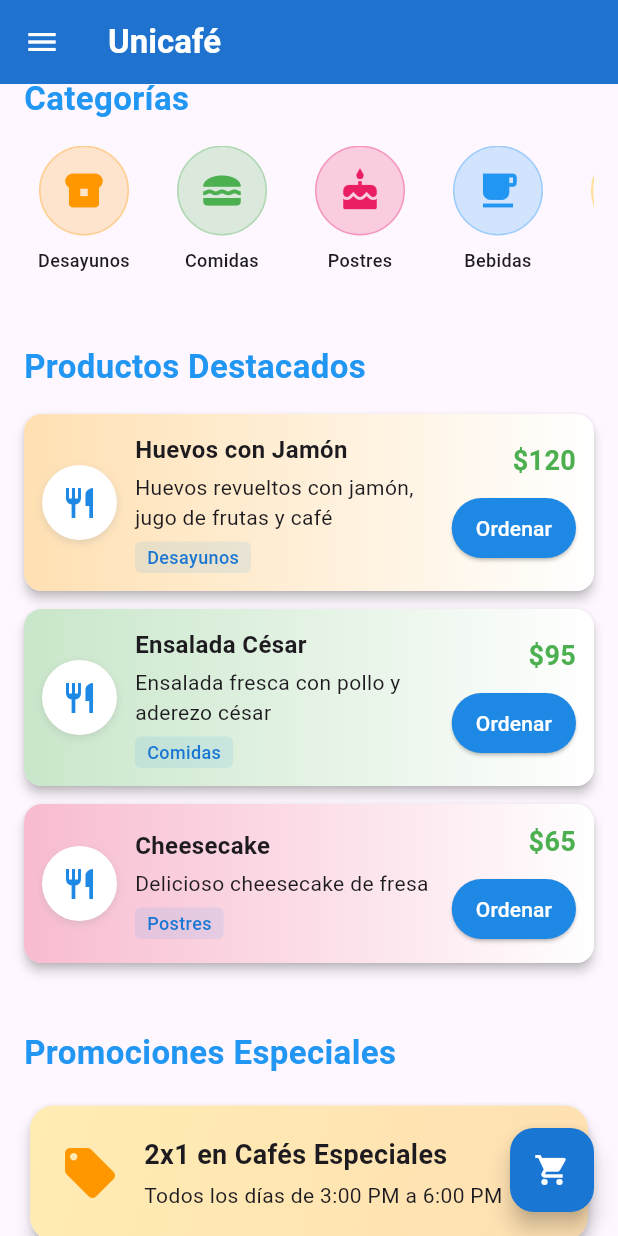
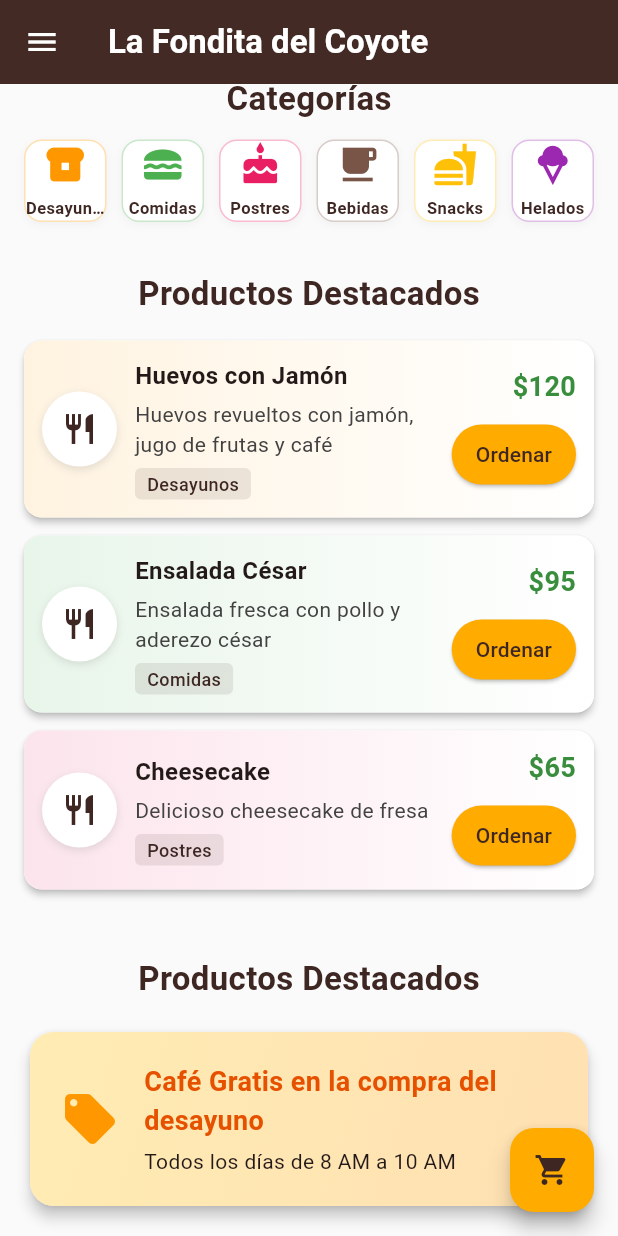
Before and after one commit to BorbonPalomaresJesusArmando4-2/unicafe, a Flutter app: the screen it shows after launch, scrolled down 254 dp, on a phone screen of 412 x 824 dp. Run offline on Flutter 3.47's test engine with Material 3 defaults, Android fonts, the light colour scheme and no system bars.

Commit message:
update color pallet and change category on home.dart

```diff
--- a/unicafe/lib/main.dart
+++ b/unicafe/lib/main.dart
@@ -21,11 +21,21 @@ class MyApp extends StatelessWidget {
   Widget build(BuildContext context) {
     return MaterialApp(
       title: "Unicafé",
-      theme: ThemeData(
-        primarySwatch: Colors.blue,
-        visualDensity: VisualDensity.adaptivePlatformDensity,
+      // This property belongs directly to MaterialApp
+      debugShowCheckedModeBanner: false,
+
+      theme: ThemeData( // ThemeData starts here
+        useMaterial3: true,
+        colorScheme: ColorScheme.fromSeed( // fromSeed starts here
+          seedColor: const Color(0xFF3E2723),
+          primary: const Color(0xFF3E2723),
+          secondary: const Color(0xFFD7CCC8),
+          tertiary: const Color(0xFFFFAB00),
+          surface: const Color(0xFFFAFAFA),
+          brightness: Brightness.light,
+        ),
       ),
-      debugShowCheckedModeBanner: false,
+
       initialRoute: '/',
       routes: {
         '/': (context) => const HomePage(),
@@ -37,7 +47,8 @@ class MyApp extends StatelessWidget {
         '/menu': (context) => const MenuCompletoPage(),
         '/perfil': (context) => const MiPerfilPage(),
         '/pedidos': (context) => const PedidosPage(),
-        '/registro': (context) => RegistroUsuario(),
+        // It's good practice to add 'const' here if RegistroUsuario's constructor is const
+        '/registro': (context) => const RegistroUsuario(),
       },
     );
   }
--- a/unicafe/lib/screens/home_page.dart
+++ b/unicafe/lib/screens/home_page.dart
@@ -1,8 +1,11 @@
 import 'package:flutter/material.dart';
 
-//cambiado por AngelPro99
+const Color kColorPrimary = Color(0xFF3E2723); // Café oscuro
+const Color kColorSecondary = Color(0xFF5D4037); // Café medio
+const Color kColorAccent = Color(0xFFFFAB00); // Ámbar/Dorado
+const Color kColorBackground = Color(0xFFFAFAFA); // Blanco hueso
+const Color kColorText = Color(0xFF3E2723); // Texto oscuro
 
-// 1. Convertido a StatefulWidget
 class HomePage extends StatefulWidget {
   const HomePage({super.key});
 
@@ -11,21 +14,21 @@ class HomePage extends StatefulWidget {
 }
 
 class _HomePageState extends State<HomePage> {
-  // 2. Lista para almacenar los artículos del pedido
   final List<Map<String, dynamic>> _orderItems = [];
 
   @override
   Widget build(BuildContext context) {
     return Scaffold(
+      backgroundColor: kColorBackground, // Fondo general
       appBar: AppBar(
         title: const Text(
-          "Unicafé",
+          "La Fondita del Coyote",
           style: TextStyle(
             fontWeight: FontWeight.bold,
             color: Colors.white,
           ),
         ),
-        backgroundColor: Colors.blue[700],
+        backgroundColor: kColorPrimary, // CAMBIO: Azul a Café
         elevation: 4,
         iconTheme: const IconThemeData(color: Colors.white),
       ),
@@ -38,26 +41,27 @@ class _HomePageState extends State<HomePage> {
           children: [
             _buildBanner(),
             _buildCategoriesSection(),
-            _buildFeaturedProducts(), // Ya no necesita 'context'
+            _buildFeaturedProducts(),
             _buildPromotionsSection(),
           ],
         ),
       ),
 
-      // 1. Botón Flotante (FAB) agregado
       floatingActionButton: FloatingActionButton(
         onPressed: () {
-          // 3. Llama a la página del pedido
           _showOrderPage(context);
         },
-        backgroundColor: Colors.blue[700],
+        backgroundColor: kColorAccent, // CAMBIO: Botón dorado
         child: Badge(
-          // 2. Badge para el contador
-          label: Text(_orderItems.length.toString()),
+          label: Text(
+            _orderItems.length.toString(),
+            style: const TextStyle(color: Colors.white),
+          ),
+          backgroundColor: kColorPrimary, // Badge café
           isLabelVisible: _orderItems.isNotEmpty,
           child: const Icon(
             Icons.shopping_cart,
-            color: Colors.white,
+            color: kColorPrimary, // Icono café sobre fondo dorado
           ),
         ),
       ),
@@ -67,14 +71,15 @@ class _HomePageState extends State<HomePage> {
   Widget _buildDrawer(BuildContext context) {
     return Drawer(
       child: Container(
-        decoration: BoxDecoration(
+        decoration: const BoxDecoration(
+          // CAMBIO: Gradiente de cafés
           gradient: LinearGradient(
             begin: Alignment.topLeft,
             end: Alignment.bottomRight,
             colors: [
-              Colors.blue[800]!,
-              Colors.blue[600]!,
-              Colors.blue[400]!,
+              kColorPrimary,
+              kColorSecondary,
+              Color(0xFF8D6E63),
             ],
           ),
         ),
@@ -100,12 +105,12 @@ class _HomePageState extends State<HomePage> {
                   style: TextStyle(
                     fontSize: 20,
                     fontWeight: FontWeight.bold,
-                    color: Colors.blue[700],
+                    color: kColorPrimary, // Texto café
                   ),
                 ),
               ),
-              decoration: BoxDecoration(
-                color: Colors.blue[700],
+              decoration: const BoxDecoration(
+                color: Colors.transparent, // Transparente para ver el gradiente
               ),
             ),
             _buildDrawerItem(
@@ -182,12 +187,12 @@ class _HomePageState extends State<HomePage> {
       child: ListTile(
         leading: Icon(
           icon,
-          color: isLogout ? Colors.red[300] : Colors.white,
+          color: isLogout ? Colors.red[200] : Colors.white,
         ),
         title: Text(
           title,
           style: TextStyle(
-            color: isLogout ? Colors.red[300] : Colors.white,
+            color: isLogout ? Colors.red[200] : Colors.white,
             fontWeight: isSelected ? FontWeight.bold : FontWeight.normal,
           ),
         ),
@@ -233,17 +238,21 @@ class _HomePageState extends State<HomePage> {
         builder: (context) => Scaffold(
           appBar: AppBar(
             title: const Text('Próximamente'),
-            backgroundColor: Colors.blue[700],
+            backgroundColor: kColorPrimary, // CAMBIO
+            foregroundColor: Colors.white,
           ),
           body: Center(
             child: Column(
               mainAxisAlignment: MainAxisAlignment.center,
               children: [
-                Icon(Icons.build, size: 80, color: Colors.blue[300]),
+                Icon(Icons.coffee_maker, size: 80, color: kColorSecondary), // CAMBIO: Icono
                 const SizedBox(height: 20),
                 const Text(
                   'Funcionalidad en Desarrollo',
-                  style: TextStyle(fontSize: 24, fontWeight: FontWeight.bold),
+                  style: TextStyle(
+                      fontSize: 24,
+                      fontWeight: FontWeight.bold,
+                      color: kColorPrimary),
                 ),
                 const SizedBox(height: 16),
                 const Text(
@@ -265,17 +274,17 @@ class _HomePageState extends State<HomePage> {
       margin: const EdgeInsets.all(16),
       decoration: BoxDecoration(
         borderRadius: BorderRadius.circular(16),
-        gradient: LinearGradient(
+        gradient: const LinearGradient(
           begin: Alignment.topLeft,
           end: Alignment.bottomRight,
           colors: [
-            Colors.blue[600]!,
-            Colors.blue[800]!,
+            Color(0xFF4E342E), // Café claro
+            Color(0xFF3E2723), // Café oscuro
           ],
         ),
         boxShadow: [
           BoxShadow(
-            color: Colors.blue.withOpacity(0.4),
+            color: Colors.black.withOpacity(0.2),
             blurRadius: 8,
             offset: const Offset(0, 4),
           ),
@@ -287,7 +296,7 @@ class _HomePageState extends State<HomePage> {
             right: -50,
             top: -20,
             child: Icon(
-              Icons.coffee,
+              Icons.dining,
               size: 200,
               color: Colors.white.withOpacity(0.1),
             ),
@@ -299,7 +308,7 @@ class _HomePageState extends State<HomePage> {
               mainAxisAlignment: MainAxisAlignment.center,
               children: [
                 Text(
-                  'UNICAFE',
+                  'La mejor comida de UTH al alcance de tu mano',
                   style: TextStyle(
                     fontSize: 28,
                     fontWeight: FontWeight.bold,
@@ -308,7 +317,7 @@ class _HomePageState extends State<HomePage> {
                 ),
                 SizedBox(height: 8),
                 Text(
-                  'Desayunos, comidas, postres y snacks',
+                  'Desayunos, comidas, postres, bebidas, snacks y helados',
                   style: TextStyle(
                     fontSize: 16,
                     color: Colors.white70,
@@ -316,12 +325,14 @@ class _HomePageState extends State<HomePage> {
                 ),
                 SizedBox(height: 16),
                 Chip(
-                  backgroundColor: Colors.amber,
+                  backgroundColor: kColorAccent,
+                  side: const BorderSide(color: Colors.black, width: 1.5),
+
                   label: Text(
-                    '¡20% de descuento en tu primer pedido!',
+                    'Ordena hoy y obten 30 pesos de descuento',
                     style: TextStyle(
                       fontWeight: FontWeight.bold,
-                      color: Colors.blue,
+                      color: kColorPrimary,
                     ),
                   ),
                 ),
@@ -338,33 +349,40 @@ class _HomePageState extends State<HomePage> {
       {'icon': Icons.breakfast_dining, 'name': 'Desayunos', 'color': Colors.orange},
       {'icon': Icons.lunch_dining, 'name': 'Comidas', 'color': Colors.green},
       {'icon': Icons.cake, 'name': 'Postres', 'color': Colors.pink},
-      {'icon': Icons.local_cafe, 'name': 'Bebidas', 'color': Colors.blue},
+      {'icon': Icons.local_cafe, 'name': 'Bebidas', 'color': Colors.brown},
       {'icon': Icons.fastfood, 'name': 'Snacks', 'color': Colors.amber},
+      {'icon': Icons.icecream, 'name': 'Helados', 'color': Colors.purple}, // Agregué uno extra para ejemplo de llenado
     ];
 
     return Padding(
-      padding: const EdgeInsets.all(16),
+      padding: const EdgeInsets.symmetric(horizontal: 16, vertical: 16),
       child: Column(
-        crossAxisAlignment: CrossAxisAlignment.start,
+        crossAxisAlignment: CrossAxisAlignment.start, // Alineado a la izquierda se ve más ordenado si son muchos
         children: [
-          const Text(
+          const Center( // <--- Agrega esto
+            child: Text(
               'Categorías',
               style: TextStyle(
                 fontSize: 22,
                 fontWeight: FontWeight.bold,
-              color: Colors.blue,
+                color: kColorText,
               ),
             ),
-          const SizedBox(height: 16),
-          SizedBox(
-            height: 100,
-            child: ListView.builder(
-              scrollDirection: Axis.horizontal,
+          ),
+          const SizedBox(height: 12),
+          GridView.builder(
+            shrinkWrap: true,
+            physics: const NeverScrollableScrollPhysics(),
+            gridDelegate: const SliverGridDelegateWithFixedCrossAxisCount(
+              crossAxisCount: 6, // 4 Columnas: Las hace más pequeñas automáticamente
+              crossAxisSpacing: 10,
+              mainAxisSpacing: 10,
+              childAspectRatio: 1.0, // 1.0 = Cuadrado perfecto (altura normal)
+            ),
             itemCount: categories.length,
             itemBuilder: (context, index) {
               return _buildCategoryCard(categories[index]);
             },
-            ),
           ),
         ],
       ),
@@ -373,34 +391,48 @@ class _HomePageState extends State<HomePage> {
 
   Widget _buildCategoryCard(Map<String, dynamic> category) {
     return Container(
-      width: 80,
-      margin: const EdgeInsets.only(right: 12),
+      decoration: BoxDecoration(
+        color: Colors.white,
+        borderRadius: BorderRadius.circular(12), // Bordes menos redondeados para ahorrar espacio visual
+        boxShadow: [
+          BoxShadow(
+            color: Colors.grey.withOpacity(0.1),
+            blurRadius: 4,
+            offset: const Offset(0, 2),
+          ),
+        ],
+        border: Border.all(
+          color: category['color'].withOpacity(0.3),
+          width: 1,
+        ),
+      ),
+      child: InkWell(
+        onTap: () {
+          // Acción al tocar
+        },
+        borderRadius: BorderRadius.circular(12),
         child: Column(
+          mainAxisAlignment: MainAxisAlignment.center,
           children: [
-          Container(
-            width: 60,
-            height: 60,
-            decoration: BoxDecoration(
-              color: category['color'].withOpacity(0.2),
-              borderRadius: BorderRadius.circular(30),
-              border: Border.all(color: category['color'].withOpacity(0.3)),
-            ),
-            child: Icon(
+            Icon(
               category['icon'],
-              size: 30,
+              size: 30, // Icono de tamaño estándar
               color: category['color'],
             ),
-          ),
-          const SizedBox(height: 8),
+            const SizedBox(height: 6), // Menos espacio entre icono y texto
             Text(
               category['name'],
               textAlign: TextAlign.center,
+              maxLines: 1, // Asegura que no crezca verticalmente
+              overflow: TextOverflow.ellipsis,
               style: const TextStyle(
-              fontSize: 12,
-              fontWeight: FontWeight.w500,
+                fontSize: 11, // Texto compacto
+                fontWeight: FontWeight.w600,
+                color: Color(0xFF3E2723),
               ),
             ),
           ],
+        ),
       ),
     );
   }
@@ -412,21 +444,21 @@ class _HomePageState extends State<HomePage> {
         'description': 'Huevos revueltos con jamón, jugo de frutas y café',
         'price': '\$120',
         'category': 'Desayunos',
-        'color': Colors.orange[100]!,
+        'color': Colors.orange[50]!,
       },
       {
         'name': 'Ensalada César',
         'description': 'Ensalada fresca con pollo y aderezo césar',
         'price': '\$95',
         'category': 'Comidas',
-        'color': Colors.green[100]!,
+        'color': Colors.green[50]!,
       },
       {
         'name': 'Cheesecake',
         'description': 'Delicioso cheesecake de fresa',
         'price': '\$65',
         'category': 'Postres',
-        'color': Colors.pink[100]!,
+        'color': Colors.pink[50]!,
       },
     ];
 
@@ -435,12 +467,14 @@ class _HomePageState extends State<HomePage> {
       child: Column(
         crossAxisAlignment: CrossAxisAlignment.start,
         children: [
-          const Text(
+          const Center(
+            child: Text(
               'Productos Destacados',
               style: TextStyle(
                 fontSize: 22,
                 fontWeight: FontWeight.bold,
-              color: Colors.blue,
+                color: kColorText,
+              ),
             ),
           ),
           const SizedBox(height: 16),
@@ -452,11 +486,13 @@ class _HomePageState extends State<HomePage> {
 
   Widget _buildProductCard(Map<String, dynamic> product) {
     return Card(
-      elevation: 3,
+      elevation: 2,
       margin: const EdgeInsets.only(bottom: 12),
+      color: Colors.white,
       shape: RoundedRectangleBorder(borderRadius: BorderRadius.circular(12)),
       child: Container(
         decoration: BoxDecoration(
+          // Fondo sutil según el producto
           gradient: LinearGradient(
             begin: Alignment.centerLeft,
             end: Alignment.centerRight,
@@ -487,7 +523,7 @@ class _HomePageState extends State<HomePage> {
                 ),
                 child: Icon(
                   Icons.restaurant,
-                  color: Colors.blue[600],
+                  color: kColorPrimary, // CAMBIO: Icono café
                 ),
               ),
               const SizedBox(width: 12),
@@ -507,7 +543,8 @@ class _HomePageState extends State<HomePage> {
                     const SizedBox(height: 4),
                     Text(
                       product['description'],
-                      style: const TextStyle(fontSize: 14),
+                      style: TextStyle(
+                          fontSize: 14, color: Colors.grey[800]),
                       maxLines: 2,
                       overflow: TextOverflow.ellipsis,
                     ),
@@ -515,14 +552,14 @@ class _HomePageState extends State<HomePage> {
                     Container(
                       padding: const EdgeInsets.symmetric(horizontal: 8, vertical: 2),
                       decoration: BoxDecoration(
-                        color: Colors.blue.withOpacity(0.1),
+                        color: kColorPrimary.withOpacity(0.1), // Fondo café suave
                         borderRadius: BorderRadius.circular(4),
                       ),
                       child: Text(
                         product['category'],
-                        style: TextStyle(
+                        style: const TextStyle(
                           fontSize: 12,
-                          color: Colors.blue[700],
+                          color: kColorPrimary, // Texto café
                           fontWeight: FontWeight.w500,
                         ),
                       ),
@@ -537,16 +574,15 @@ class _HomePageState extends State<HomePage> {
                 children: [
                   Text(
                     product['price'],
-                    style: const TextStyle(
+                    style: TextStyle(
                       fontSize: 18,
                       fontWeight: FontWeight.bold,
-                      color: Colors.green,
+                      color: Colors.green[700],
                     ),
                   ),
                   const SizedBox(height: 8),
                   ElevatedButton(
                     onPressed: () {
-                      // 3. Lógica actualizada del botón
                       setState(() {
                         _orderItems.add(product);
                       });
@@ -558,8 +594,8 @@ class _HomePageState extends State<HomePage> {
                       );
                     },
                     style: ElevatedButton.styleFrom(
-                      backgroundColor: Colors.blue[600],
-                      foregroundColor: Colors.white,
+                      backgroundColor: kColorAccent, // CAMBIO: Dorado
+                      foregroundColor: kColorPrimary, // Texto café para contraste
                       padding: const EdgeInsets.symmetric(horizontal: 16, vertical: 8),
                       shape: RoundedRectangleBorder(
                         borderRadius: BorderRadius.circular(20),
@@ -582,12 +618,14 @@ class _HomePageState extends State<HomePage> {
       child: Column(
         crossAxisAlignment: CrossAxisAlignment.start,
         children: [
-          const Text(
-            'Promociones Especiales',
+          const Center(
+            child: Text(
+              'Productos Destacados',
               style: TextStyle(
                 fontSize: 22,
                 fontWeight: FontWeight.bold,
-              color: Colors.blue,
+                color: kColorText,
+              ),
             ),
           ),
           const SizedBox(height: 16),
@@ -617,14 +655,15 @@ class _HomePageState extends State<HomePage> {
                       crossAxisAlignment: CrossAxisAlignment.start,
                       children: [
                         Text(
-                          '2x1 en Cafés Especiales',
+                          'Café Gratis en la compra del desayuno',
                           style: TextStyle(
                             fontSize: 18,
                             fontWeight: FontWeight.bold,
+                            color: Color(0xFFE65100),
                           ),
                         ),
                         SizedBox(height: 4),
-                        Text('Todos los días de 3:00 PM a 6:00 PM'),
+                        Text('Todos los días de 8 AM a 10 AM'),
                       ],
                     ),
                   ),
@@ -637,17 +676,14 @@ class _HomePageState extends State<HomePage> {
     );
   }
 
-  // 3. Función _showOrderPage RESTAURADA
   void _showOrderPage(BuildContext context) {
-    // Calcular el total
     double total = 0.0;
     for (var item in _orderItems) {
       try {
-        // Extraer el número del string de precio (ej. "$120")
         String priceString = item['price'].replaceAll('\$', '');
         total += double.parse(priceString);
       } catch (e) {
-        print('Error al parsear el precio: ${item['price']}');
+        // Ignorar error de parseo
       }
     }
 
@@ -657,7 +693,7 @@ class _HomePageState extends State<HomePage> {
         builder: (context) => Scaffold(
           appBar: AppBar(
             title: const Text('Mi Pedido'),
-            backgroundColor: Colors.blue[700],
+            backgroundColor: kColorPrimary, // CAMBIO
             iconTheme: const IconThemeData(color: Colors.white),
             titleTextStyle: const TextStyle(
               color: Colors.white,
@@ -677,13 +713,14 @@ class _HomePageState extends State<HomePage> {
             itemBuilder: (context, index) {
               final item = _orderItems[index];
               return ListTile(
+                leading: Icon(Icons.coffee, color: kColorSecondary),
                 title: Text(item['name']),
                 subtitle: Text(item['description']),
                 trailing: Text(
                   item['price'],
-                  style: const TextStyle(
+                  style: TextStyle(
                     fontWeight: FontWeight.bold,
-                    color: Colors.green,
+                    color: Colors.green[700],
                     fontSize: 16,
                   ),
                 ),
@@ -703,15 +740,14 @@ class _HomePageState extends State<HomePage> {
                     style: const TextStyle(
                       fontSize: 20,
                       fontWeight: FontWeight.bold,
-                      color: Colors.blue,
+                      color: kColorPrimary, // CAMBIO
                     ),
                   ),
                   ElevatedButton(
                     onPressed: () {
-                      // Lógica de pago (simulación)
-                      Navigator.pop(context); // Cierra la página del pedido
+                      Navigator.pop(context);
                       setState(() {
-                        _orderItems.clear(); // Limpia el carrito
+                        _orderItems.clear();
                       });
                       ScaffoldMessenger.of(context).showSnackBar(
                         const SnackBar(
@@ -746,7 +782,7 @@ class _HomePageState extends State<HomePage> {
           actions: [
             TextButton(
               onPressed: () => Navigator.pop(context),
-              child: const Text("Cancelar"),
+              child: const Text("Cancelar", style: TextStyle(color: Colors.grey)),
             ),
             ElevatedButton(
               onPressed: () {
@@ -760,6 +796,7 @@ class _HomePageState extends State<HomePage> {
               },
               style: ElevatedButton.styleFrom(
                 backgroundColor: Colors.red,
+                foregroundColor: Colors.white,
               ),
               child: const Text("Cerrar Sesión"),
             ),
```
Lines whose indentation alone changed are shown as unchanged.
